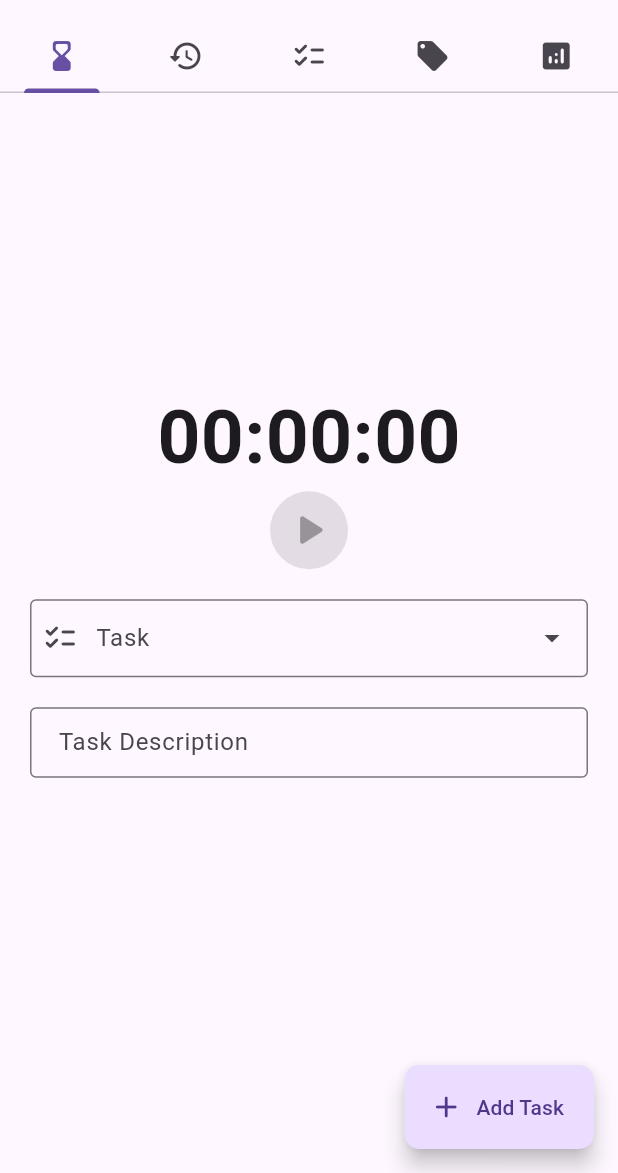
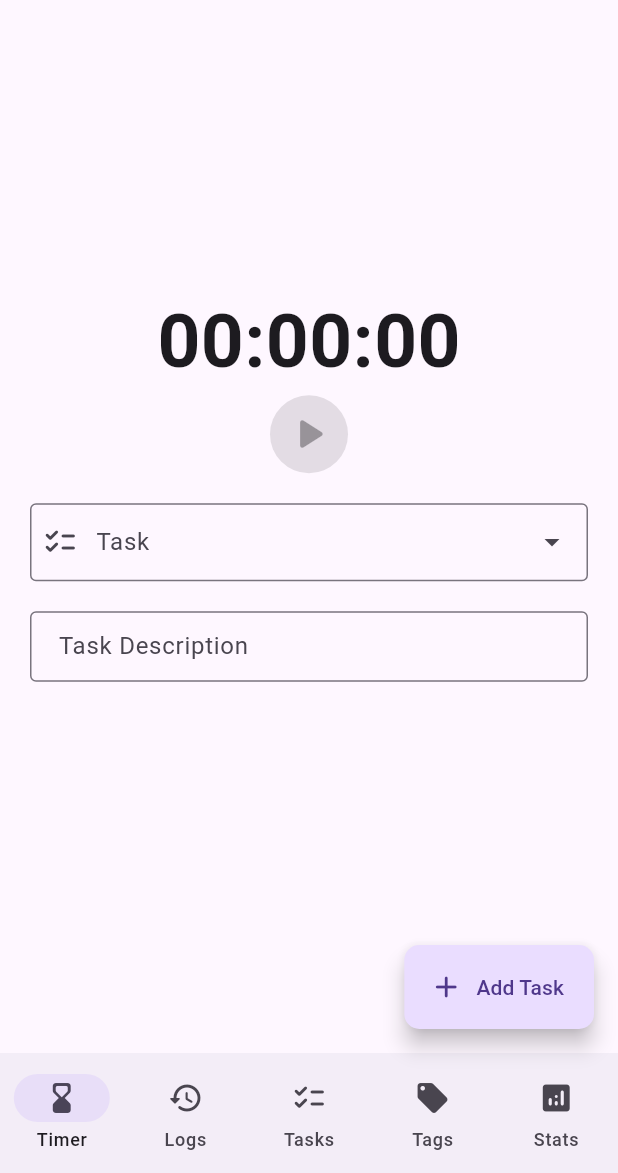
Before and after one commit to siddharthroy12/timebrew, a Flutter app: the screen it shows after launch, on a phone screen of 412 x 824 dp, the part 63-1236 px from its top. Run offline on Flutter 3.47's test engine with Material 2 defaults, Android fonts, the phone set to English and light mode, and no system bars; drawn by our look-alikes of animated_flip_counter, dynamic_color; our stand-ins replace file_picker, isar, permission_handler; missing offline and left inert: context_menus; accounts and stored records are empty; generated files the repository leaves out were written again.

Commit message:
Added desktop view

```diff
--- a/lib/tabs/tabs.dart
+++ b/lib/tabs/tabs.dart
@@ -27,9 +27,8 @@ class Tabs extends StatefulWidget {
 }
 
 class _TabsState extends State<Tabs> with SingleTickerProviderStateMixin {
-  late TabController _tabController;
-  String currentTitle = "";
   int _tabIndex = 0;
+  bool desktopView = true;
 
   List<TabEntry> tabs = [
     TabEntry(title: 'Timer', icon: Icons.hourglass_bottom_rounded),
@@ -41,28 +40,7 @@ class _TabsState extends State<Tabs> with SingleTickerProviderStateMixin {
 
   @override
   void initState() {
-    currentTitle = tabs[0].title;
-    _tabController = TabController(length: tabs.length, vsync: this);
-    _tabController.addListener(changeTitle); // Registering listener
-
-    _tabController.animation?.addListener(() {
-      int indexChange = _tabController.offset.round();
-      int index = _tabController.index + indexChange;
-
-      if (index != _tabIndex) {
-        setState(() => _tabIndex = index);
-        changeTitle();
-      }
-    });
     super.initState();
-  }
-
-  // This function is called, every time active tab is changed
-  void changeTitle() {
-    setState(() {
-      // get index of active tab & change current appbar title
-      currentTitle = tabs[_tabIndex].title;
-    });
   }
 
   void _showAction(BuildContext context, Dialog dialog) {
@@ -81,46 +59,24 @@ class _TabsState extends State<Tabs> with SingleTickerProviderStateMixin {
     );
   }
 
-  TabBar buildTabBar(BuildContext context) {
-    List<Tab> tabWidgets = [];
-    bool minimal = MediaQuery.of(context).size.width < 550;
-
-    for (TabEntry tab in tabs) {
-      tabWidgets.add(
-        Tab(
-          child: Row(
-            mainAxisAlignment: MainAxisAlignment.center,
-            children: [
-              Icon(tab.icon),
-              ...(minimal
-                  ? []
-                  : [
-                      const SizedBox(
-                        width: 10,
-                      ),
-                      Text(tab.title)
-                    ]),
-            ],
-          ),
-        ),
-      );
+  void _action() {
+    switch (_tabIndex) {
+      case 0:
+      case 2:
+        _showAction(context, Dialog.task);
+        break;
+      case 3:
+        _showAction(context, Dialog.tag);
+        break;
+      case 1:
+        _showAction(context, Dialog.timelog);
     }
-
-    return TabBar(
-      controller: _tabController,
-      tabs: tabWidgets,
-    );
   }
 
   @override
   Widget build(BuildContext context) {
-    return DefaultTabController(
-      length: tabs.length,
-      child: Scaffold(
-        appBar: AppBar(
-          title: Text(currentTitle),
-          actions: [
-            IconButton(
+    desktopView = MediaQuery.of(context).size.width > 500;
+    final settingsButton = IconButton(
       onPressed: () {
         Navigator.of(context).push(
           MaterialPageRoute(
@@ -129,12 +85,51 @@ class _TabsState extends State<Tabs> with SingleTickerProviderStateMixin {
         );
       },
       icon: const Icon(Icons.settings_outlined),
+    );
+    return Scaffold(
+      appBar: !desktopView
+          ? AppBar(
+              title: Text(tabs[_tabIndex].title),
+              actions: [settingsButton],
             )
-          ],
-          bottom: buildTabBar(context),
+          : null,
+      body: Row(
+        children: [
+          ...desktopView
+              ? [
+                  NavigationRail(
+                    selectedIndex: _tabIndex,
+                    groupAlignment: 0,
+                    onDestinationSelected: (int index) {
+                      setState(() {
+                        _tabIndex = index;
+                      });
+                    },
+                    labelType: NavigationRailLabelType.all,
+                    leading: FloatingActionButton(
+                      elevation: 0,
+                      onPressed: _action,
+                      child: const Icon(Icons.add),
                     ),
-        body: TabBarView(
-          controller: _tabController,
+                    trailing: Padding(
+                      padding: const EdgeInsets.only(bottom: 8.0),
+                      child: settingsButton,
+                    ),
+                    destinations: tabs
+                        .map(
+                          (e) => NavigationRailDestination(
+                            icon: Icon(e.icon),
+                            label: Text(e.title),
+                          ),
+                        )
+                        .toList(),
+                  ),
+                  const VerticalDivider(thickness: 1, width: 1),
+                ]
+              : [],
+          Expanded(
+            child: IndexedStack(
+              index: _tabIndex,
               children: const [
                 Timer(),
                 Timelogs(),
@@ -143,35 +138,43 @@ class _TabsState extends State<Tabs> with SingleTickerProviderStateMixin {
                 Stats(),
               ],
             ),
+          ),
+        ],
+      ),
+      bottomNavigationBar: !desktopView
+          ? NavigationBar(
+              onDestinationSelected: (int index) {
+                setState(() {
+                  _tabIndex = index;
+                });
+              },
+              selectedIndex: _tabIndex,
+              destinations: tabs
+                  .map(
+                    (e) => NavigationDestination(
+                      icon: Icon(e.icon),
+                      label: e.title,
+                    ),
+                  )
+                  .toList(),
+            )
+          : null,
       floatingActionButton: Builder(
         builder: (context) {
-            if (currentTitle != 'Stats') {
+          if (_tabIndex < 4 && !desktopView) {
             return FloatingActionButton.extended(
               shape: RoundedRectangleBorder(
                 borderRadius: BorderRadius.circular(10),
               ),
-                onPressed: () {
-                  switch (currentTitle) {
-                    case 'Tasks':
-                    case 'Timer':
-                      _showAction(context, Dialog.task);
-                      break;
-                    case 'Tags':
-                      _showAction(context, Dialog.tag);
-                      break;
-                    case 'Logs':
-                      _showAction(context, Dialog.timelog);
-                  }
-                },
+              onPressed: _action,
               label: Text(
-                    'Add ${currentTitle == "Timer" ? "Task" : currentTitle.substring(0, currentTitle.length - 1)}'),
+                  'Add ${_tabIndex == 0 ? "Task" : tabs[_tabIndex].title.substring(0, tabs[_tabIndex].title.length - 1)}'),
               icon: const Icon(Icons.add_rounded),
             );
           }
           return Container();
         },
       ),
-      ),
     );
   }
 }
```
Lines whose indentation alone changed are shown as unchanged.
